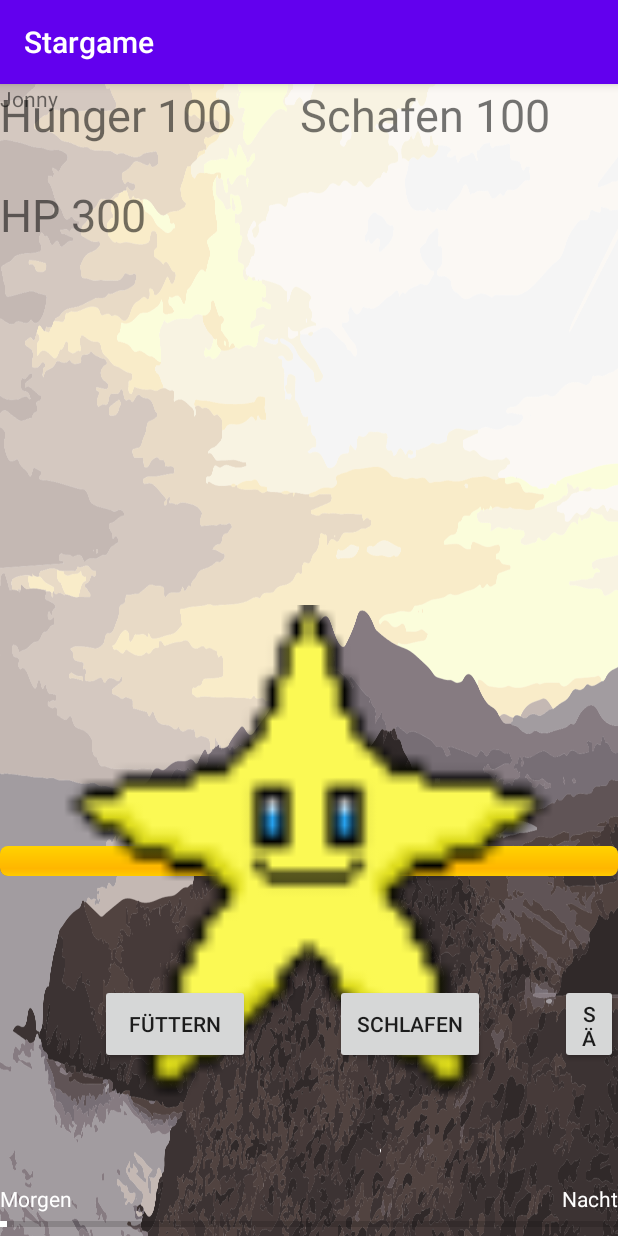
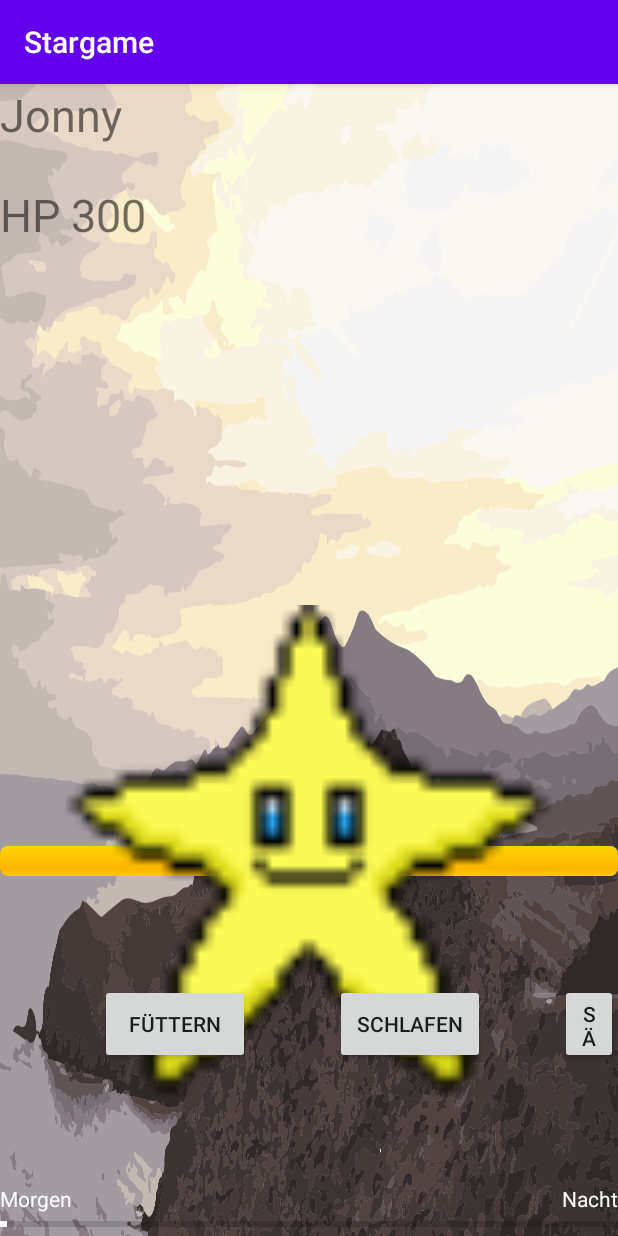
Before and after one commit to dennisbuckel/GameStar, an Android app: the GameActivity screen opened directly, with no data from a screen before it, on a phone screen of 412 x 824 dp. Run offline under Robolectric (Android 15) with nearby library versions, the phone set to English and light mode, and no system bars.

Commit message:
Name vergrößert und Hungerleiste und Sauberkeitsleiste

```diff
--- a/app/src/main/java/com/example/stargame/GameActivity.java
+++ b/app/src/main/java/com/example/stargame/GameActivity.java
@@ -47,7 +47,7 @@ public class GameActivity extends AppCompatActivity implements View.OnClickListe
 
         herstellungDerSternes();
 
-        hpbar= (ProgressBar)findViewById(R.id.hpbar);
+        hpbar = (ProgressBar)findViewById(R.id.hpbar);
 
 
 
@@ -81,9 +81,6 @@ public class GameActivity extends AppCompatActivity implements View.OnClickListe
             changeBackground();
 
             hp();
-            hunger();
-            sauber();
-            muede();
 
             abnutzung();
             //Toast.makeText(GameActivity.this, "Zähler " + zaehler, Toast.LENGTH_SHORT).show();
@@ -139,9 +136,6 @@ public class GameActivity extends AppCompatActivity implements View.OnClickListe
         }
 
     }
-
-
-
 
     public void sternIstGestorben(){
         // navigiert zurück zur MainActivity
@@ -216,7 +210,6 @@ public class GameActivity extends AppCompatActivity implements View.OnClickListe
                 }else{
 
                     testCharakter.isst();
-                    hunger();
 
                 }
                 break;
@@ -239,7 +232,6 @@ public class GameActivity extends AppCompatActivity implements View.OnClickListe
                 }else{
 
                     testCharakter.wirdSauber();
-                    sauber();
 
                 }
 
@@ -260,21 +252,7 @@ public class GameActivity extends AppCompatActivity implements View.OnClickListe
             counter = 0;
         }
     }
-    public void hunger(){
-        TextView essenNumber = (TextView) findViewById(R.id.textViewEssen);
-        int hungerHp = testCharakter.getHunger();
-        essenNumber.setText("Hunger "+hungerHp);
-    }
-    public void sauber(){
-        TextView sauberNumber = (TextView) findViewById(R.id.textViewSauber);
-        int sauberHp = testCharakter.getSauberkeit();
-        sauberNumber.setText("Sauber "+sauberHp);
-    }
-    public void muede(){
-        TextView energieNumber = (TextView) findViewById(R.id.textViewSchalfen);
-        int energieHp = testCharakter.getEnergie();
-        energieNumber.setText("Schafen "+energieHp);
-    }
+
     public void hp(){
         TextView hpNumber = (TextView) findViewById(R.id.textViewHp);
         int hp = testCharakter.getHp();
--- a/app/src/main/res/layout/gamelayout.xml
+++ b/app/src/main/res/layout/gamelayout.xml
@@ -32,25 +32,6 @@
         android:text="Säubern" />
 
     <TextView
-        android:id="@+id/textViewEssen"
-        android:layout_width="wrap_content"
-        android:layout_height="wrap_content"
-        android:textSize="30sp"></TextView>
-
-    <TextView
-        android:id="@+id/textViewSchalfen"
-        android:layout_width="wrap_content"
-        android:layout_height="wrap_content"
-        android:layout_marginStart="300px"
-        android:textSize="30sp"></TextView>
-
-    <TextView
-        android:id="@+id/textViewSauber"
-        android:layout_width="wrap_content"
-        android:layout_height="wrap_content"
-        android:layout_marginStart="620px"
-        android:textSize="30sp"></TextView>
-    <TextView
         android:id="@+id/textViewHp"
         android:layout_width="wrap_content"
         android:layout_height="wrap_content"
@@ -61,7 +42,8 @@
         android:id="@+id/viewName"
         android:layout_width="match_parent"
         android:layout_height="wrap_content"
-        android:text="" />
+        android:text=""
+        android:textSize="30sp" />
 
     <ProgressBar
         android:id="@+id/leiste"
```
